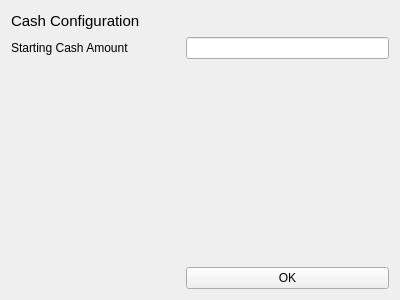
Before: the Qt Designer form estorecpp/cashbalanceconfigure.ui in Watti/estorecpp, drawn with Qt 5.
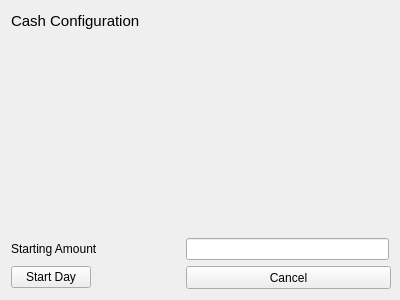
After: the same form once the commit is applied.

Commit message: cash balancing and configuration have been completed - UIs are not completed

What changed in the file:
```diff
--- a/estorecpp/cashbalanceconfigure.ui
+++ b/estorecpp/cashbalanceconfigure.ui
@@ -43,7 +43,14 @@
      </item>
     </layout>
    </item>
-   <item row="2" column="0">
+   <item row="0" column="1">
+    <widget class="QLabel" name="userLabel">
+     <property name="text">
+      <string/>
+     </property>
+    </widget>
+   </item>
+   <item row="1" column="0">
     <spacer name="verticalSpacer">
      <property name="orientation">
       <enum>Qt::Vertical</enum>
@@ -51,30 +58,43 @@
      <property name="sizeHint" stdset="0">
       <size>
        <width>20</width>
-       <height>251</height>
+       <height>40</height>
       </size>
      </property>
     </spacer>
    </item>
-   <item row="3" column="1">
-    <widget class="QPushButton" name="pushButton">
-     <property name="text">
-      <string>OK</string>
-     </property>
-    </widget>
-   </item>
-   <item row="1" column="0">
+   <item row="2" column="0">
     <widget class="QLabel" name="label_2">
      <property name="text">
-      <string>Starting Cash Amount</string>
+      <string>Starting Amount </string>
      </property>
     </widget>
    </item>
+   <item row="4" column="0">
+    <widget class="QPushButton" name="buttonDayStart">
+     <property name="text">
+      <string>Start Day</string>
+     </property>
+    </widget>
+   </item>
+   <item row="4" column="1">
+    <widget class="QPushButton" name="btnCancel">
+     <property name="minimumSize">
+      <size>
+       <width>205</width>
+       <height>23</height>
+      </size>
+     </property>
+     <property name="text">
+      <string>Cancel</string>
+     </property>
+    </widget>
+   </item>
+   <item row="2" column="1">
+    <widget class="QLineEdit" name="txtStartAmount"/>
+   </item>
    <item row="1" column="1">
-    <widget class="QLineEdit" name="startAmount"/>
-   </item>
-   <item row="0" column="1">
-    <widget class="QLabel" name="userLabel">
+    <widget class="QLabel" name="labelWelcome">
      <property name="text">
       <string/>
      </property>
```
The commit also changes 5 other files.
